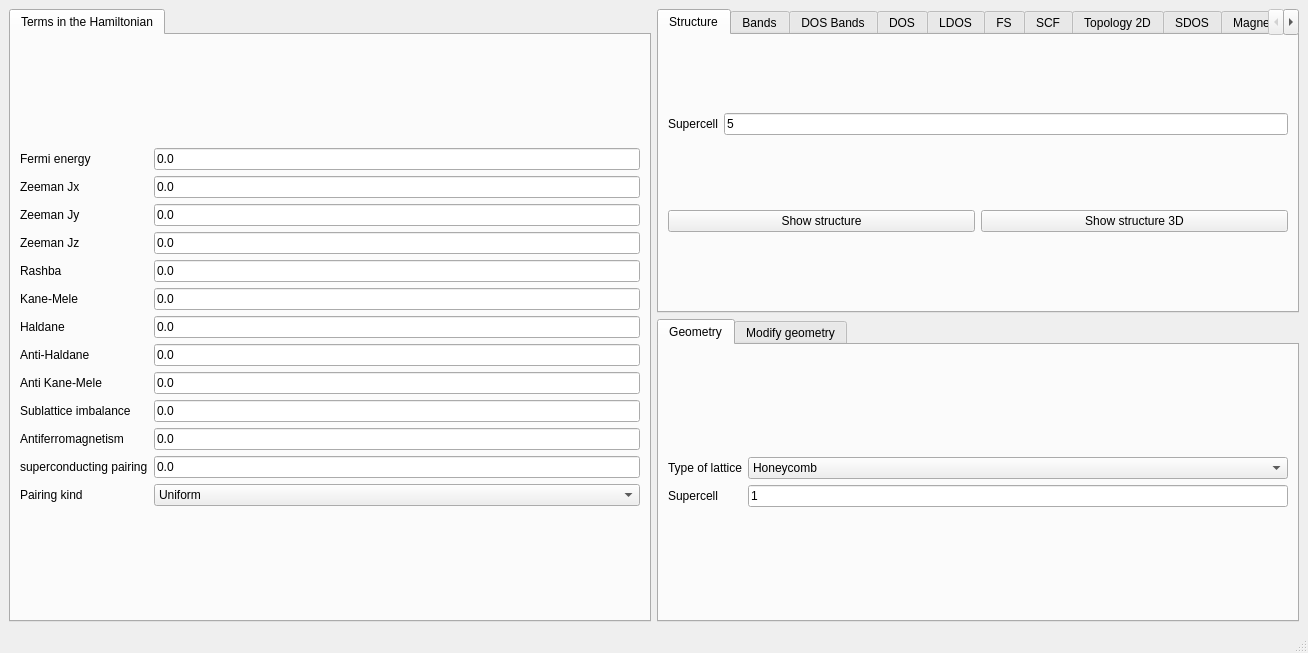
Before: the Qt Designer form interface-pyqt/2d/interface.ui in joselado/quantum-honeycomp, drawn with Qt 5.
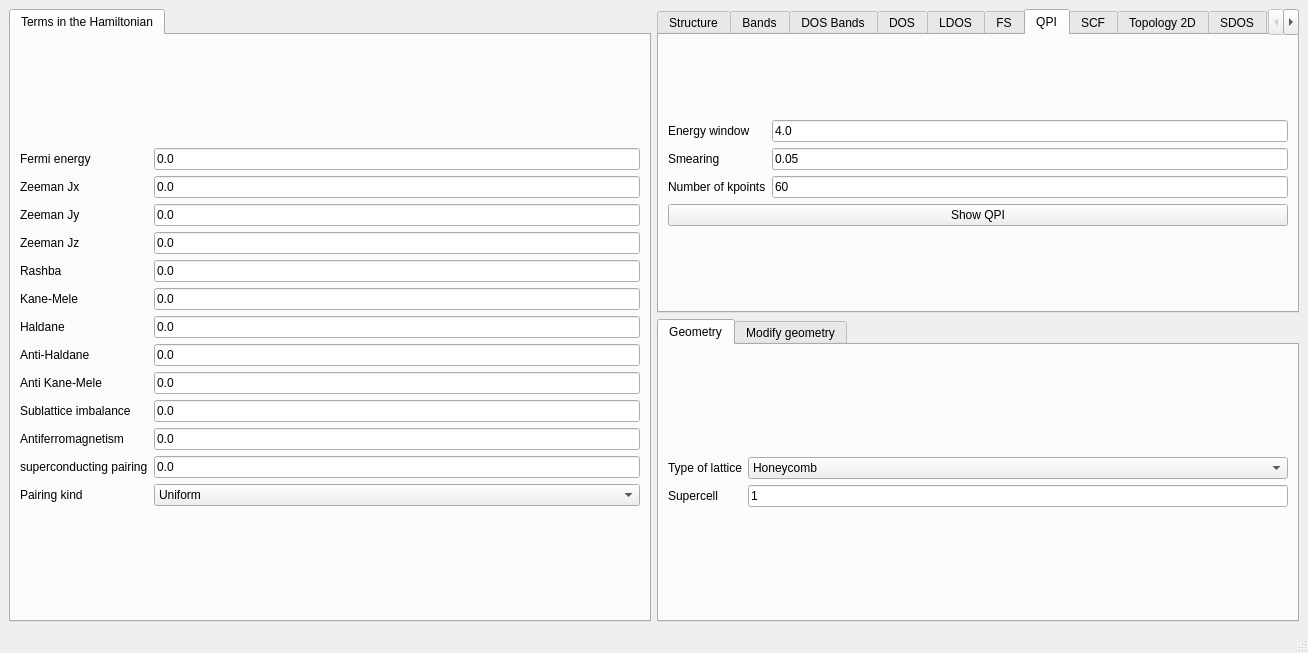
After: the same form once the commit is applied. The open tabs and pages were chosen to show the change.

```diff
--- a/interface-pyqt/2d/interface.ui
+++ b/interface-pyqt/2d/interface.ui
@@ -818,6 +818,69 @@
         </item>
        </layout>
       </widget>
+      <widget class="QWidget" name="tab_18">
+       <attribute name="title">
+        <string>QPI</string>
+       </attribute>
+       <layout class="QGridLayout" name="gridLayout_33">
+        <item row="0" column="0">
+         <layout class="QGridLayout" name="gridLayout_32">
+          <item row="0" column="1">
+           <widget class="QLineEdit" name="qpi_ewindow">
+            <property name="text">
+             <string>4.0</string>
+            </property>
+           </widget>
+          </item>
+          <item row="1" column="1">
+           <widget class="QLineEdit" name="qpi_delta">
+            <property name="text">
+             <string>0.05</string>
+            </property>
+           </widget>
+          </item>
+          <item row="2" column="1">
+           <widget class="QLineEdit" name="qpi_nk">
+            <property name="text">
+             <string>60</string>
+            </property>
+           </widget>
+          </item>
+          <item row="0" column="0">
+           <widget class="QLabel" name="label_55">
+            <property name="text">
+             <string>Energy window</string>
+            </property>
+           </widget>
+          </item>
+          <item row="1" column="0">
+           <widget class="QLabel" name="label_56">
+            <property name="text">
+             <string>Smearing</string>
+            </property>
+           </widget>
+          </item>
+          <item row="2" column="0">
+           <widget class="QLabel" name="label_57">
+            <property name="text">
+             <string>Number of kpoints</string>
+            </property>
+           </widget>
+          </item>
+          <item row="3" column="0" colspan="2">
+           <widget class="QPushButton" name="show_qpi">
+            <property name="toolTip">
+             <string>Compute the quasiparticle interference</string>
+            </property>
+            <property name="text">
+             <string>Show QPI</string>
+            </property>
+           </widget>
+          </item>
+         </layout>
+        </item>
+       </layout>
+      </widget>
       <widget class="QWidget" name="tab_8">
        <attribute name="title">
         <string>SCF</string>
```
Left out of the diff: 4 changed lines with no effect on the pictures.
